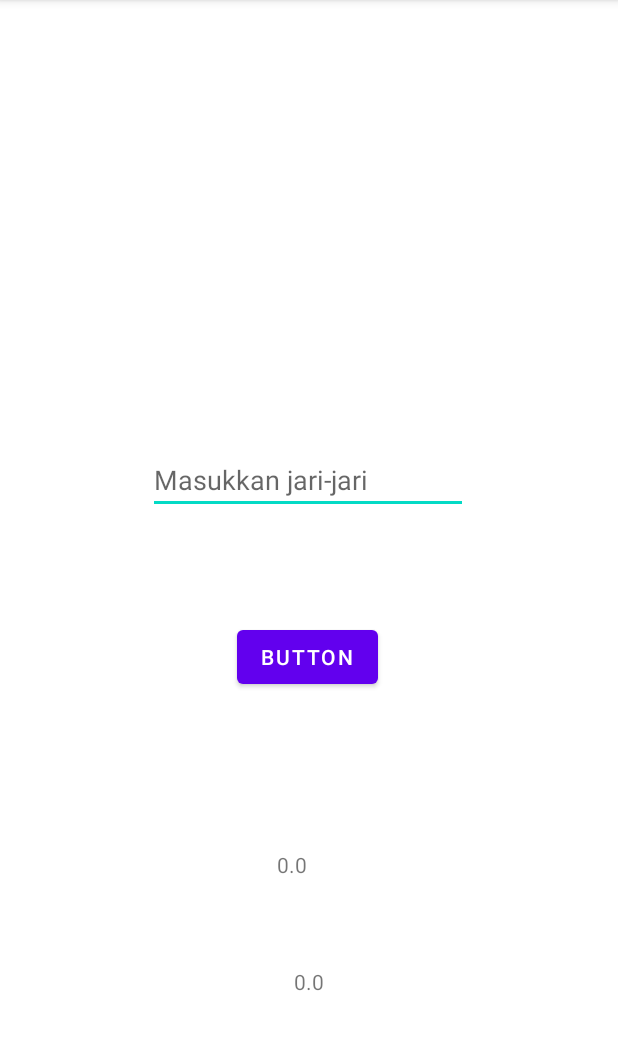
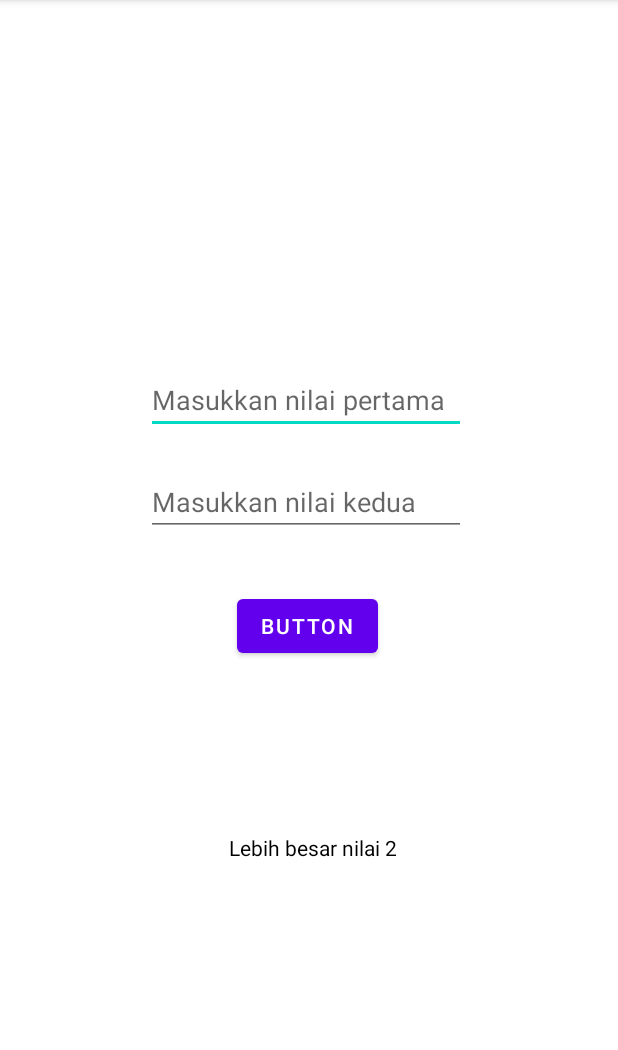
Before and after one commit to AliArRidla/DTS-2021, an Android app: the screen it shows after launch (MainActivity), after a tap on "BUTTON", on a phone screen of 412 x 824 dp, the part 84-1134 px from its top. Run offline under Robolectric (Android 15) with nearby library versions, the phone set to English and light mode, and no system bars.

Commit message:
latihan 2 pertemuan 2

```diff
--- a/app/src/main/java/com/polinema/dts2021_pertemuan2/MainActivity.java
+++ b/app/src/main/java/com/polinema/dts2021_pertemuan2/MainActivity.java
@@ -6,9 +6,16 @@ import android.os.Bundle;
 import android.view.View;
 import android.widget.Button;
 import android.widget.EditText;
+import android.widget.TextClock;
 import android.widget.TextView;
 
 public class MainActivity extends AppCompatActivity {
+//    deklarasi
+    EditText editTextNilai1;
+    EditText editTextNilai2;
+    TextView textViewHasil;
+    Button buttonHitung;
+    int nilai1,nilai2;
 
     @Override
     protected void onCreate(Bundle savedInstanceState) {
@@ -17,29 +24,49 @@ public class MainActivity extends AppCompatActivity {
         setContentView(R.layout.activity_main);
 
 //        inisialisasi
-        EditText editTextJari = findViewById(R.id.jari);
-        TextView textViewKeliling = findViewById(R.id.textViewKeliling);
-        TextView textViewLuas = findViewById(R.id.textViewLuas);
-        Button buttonHitung = findViewById(R.id.buttonHitung);
+        editTextNilai1 = findViewById(R.id.editTextNilai1);
+        editTextNilai2 = findViewById(R.id.editTextNilai2);
+        textViewHasil = findViewById(R.id.textViewHasil);
+        buttonHitung = findViewById(R.id.buttonHitung);
+
+//        EditText editTextJari = findViewById(R.id.editTextNilai1);
+//        TextView textViewKeliling = findViewById(R.id.textViewKeliling);
+//        TextView textViewLuas = findViewById(R.id.textViewLuas);
+//        Button buttonHitung = findViewById(R.id.buttonHitung);
 
 //        aksi
-        buttonHitung.setOnClickListener(new View.OnClickListener(){
 
+        buttonHitung.setOnClickListener(new View.OnClickListener() {
             @Override
-            public void onClick(View view){
+            public void onClick(View v) {
+//                bandingkan
+                if (nilai1 > nilai2){
+                    System.out.println("lebih besar nilai 1");
+                    textViewHasil.setText("Lebih besar nilai 1");
+                }else {
+                    System.out.println("lebih besar nilai 2");
+                    textViewHasil.setText("Lebih besar nilai 2");
+                }
+            }
+        });
+
+//        buttonHitung.setOnClickListener(new View.OnClickListener(){
+
+//            @Override
+//            public void onClick(View view){
 //                convert
-                float inoutJariJari = Float.parseFloat(editTextJari.getText().toString());
+//                float inoutJariJari = Float.parseFloat(editTextJari.getText().toString());
 
 //                inisiasi & deklarasi rumus
-                double keliling = inoutJariJari*2* Math.PI;
-                double luas = Math.pow(inoutJariJari,2)* Math.PI;
+//                double keliling = inoutJariJari*2* Math.PI;
+//                double luas = Math.pow(inoutJariJari,2)* Math.PI;
 
 //                set nilai
-                textViewKeliling.setText(String.valueOf(keliling));
-                textViewLuas.setText(String.valueOf(luas));
-            }
+//                textViewKeliling.setText(String.valueOf(keliling));
+//                textViewLuas.setText(String.valueOf(luas));
+//            }
 
-        });
+//        });
 
     }
 }
--- a/app/src/main/res/layout/activity_main.xml
+++ b/app/src/main/res/layout/activity_main.xml
@@ -7,18 +7,36 @@
     tools:context=".MainActivity">
 
     <EditText
-        android:id="@+id/jari"
+        android:id="@+id/editTextNilai1"
         android:layout_width="wrap_content"
         android:layout_height="wrap_content"
         android:layout_marginStart="100dp"
         android:layout_marginLeft="100dp"
-        android:layout_marginTop="297dp"
+        android:layout_marginTop="244dp"
         android:layout_marginEnd="101dp"
         android:layout_marginRight="101dp"
         android:ems="10"
-        android:hint="Masukkan jari-jari"
+        android:hint="Masukkan nilai pertama"
         android:inputType="number"
         app:layout_constraintEnd_toEndOf="parent"
+        app:layout_constraintHorizontal_bias="1.0"
+        app:layout_constraintStart_toStartOf="parent"
+        app:layout_constraintTop_toTopOf="parent" />
+
+    <EditText
+        android:id="@+id/editTextNilai2"
+        android:layout_width="wrap_content"
+        android:layout_height="wrap_content"
+        android:layout_marginStart="100dp"
+        android:layout_marginLeft="100dp"
+        android:layout_marginTop="312dp"
+        android:layout_marginEnd="101dp"
+        android:layout_marginRight="101dp"
+        android:ems="10"
+        android:hint="Masukkan nilai kedua"
+        android:inputType="number"
+        app:layout_constraintEnd_toEndOf="parent"
+        app:layout_constraintHorizontal_bias="1.0"
         app:layout_constraintStart_toStartOf="parent"
         app:layout_constraintTop_toTopOf="parent" />
 
@@ -28,37 +46,32 @@
         android:layout_height="wrap_content"
         android:layout_marginStart="158dp"
         android:layout_marginLeft="158dp"
-        android:layout_marginTop="71dp"
+        android:layout_marginTop="104dp"
         android:layout_marginEnd="159dp"
         android:layout_marginRight="159dp"
+        android:gravity="center"
         android:text="Button"
         app:layout_constraintEnd_toEndOf="parent"
         app:layout_constraintHorizontal_bias="0.0"
         app:layout_constraintStart_toStartOf="parent"
-        app:layout_constraintTop_toBottomOf="@+id/jari" />
+        app:layout_constraintTop_toBottomOf="@+id/editTextNilai1" />
 
     <TextView
-        android:id="@+id/textViewKeliling"
-        android:layout_width="44dp"
-        android:layout_height="38dp"
+        android:id="@+id/textViewHasil"
+        android:layout_width="150dp"
+        android:layout_height="wrap_content"
+        android:layout_marginStart="133dp"
+        android:layout_marginLeft="133dp"
         android:layout_marginTop="96dp"
-        android:layout_marginEnd="183dp"
-        android:layout_marginRight="183dp"
-        android:layout_marginBottom="32dp"
-        app:layout_constraintBottom_toTopOf="@+id/textViewLuas"
-        app:layout_constraintEnd_toEndOf="parent"
-        app:layout_constraintTop_toBottomOf="@+id/buttonHitung"
-        tools:text="Keliling" />
-
-    <TextView
-        android:id="@+id/textViewLuas"
-        android:layout_width="wrap_content"
-        android:layout_height="wrap_content"
-        android:layout_marginEnd="196dp"
-        android:layout_marginRight="196dp"
-        android:layout_marginBottom="104dp"
+        android:layout_marginEnd="128dp"
+        android:layout_marginRight="128dp"
+        android:layout_marginBottom="175dp"
+        android:gravity="center"
+        android:text="Hasil"
+        android:textColor="#000000"
         app:layout_constraintBottom_toBottomOf="parent"
         app:layout_constraintEnd_toEndOf="parent"
-        tools:text="Luas" />
+        app:layout_constraintStart_toStartOf="parent"
+        app:layout_constraintTop_toBottomOf="@+id/buttonHitung" />
 
 </androidx.constraintlayout.widget.ConstraintLayout>
```
